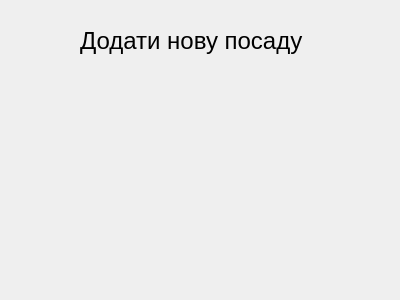
The window that project_files/manager_windows/add_new_job.ui (positivcheg94/school_db_iasa_MO) describes before a commit, drawn with Qt 5.
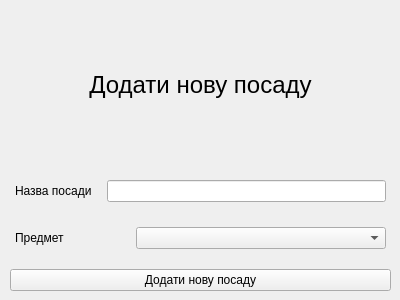
The same window after the commit.

Patch:
```diff
--- a/project_files/manager_windows/add_new_job.ui
+++ b/project_files/manager_windows/add_new_job.ui
@@ -13,23 +13,126 @@
   <property name="windowTitle">
    <string>Form</string>
   </property>
-  <widget class="QLabel" name="new_job_label">
+  <widget class="QWidget" name="">
    <property name="geometry">
     <rect>
-     <x>80</x>
-     <y>10</y>
-     <width>231</width>
-     <height>61</height>
+     <x>0</x>
+     <y>0</y>
+     <width>401</width>
+     <height>301</height>
     </rect>
    </property>
-   <property name="font">
-    <font>
-     <pointsize>18</pointsize>
-    </font>
-   </property>
-   <property name="text">
-    <string>Додати нову посаду</string>
-   </property>
+   <layout class="QVBoxLayout" name="main_lay">
+    <property name="spacing">
+     <number>15</number>
+    </property>
+    <property name="leftMargin">
+     <number>10</number>
+    </property>
+    <property name="topMargin">
+     <number>10</number>
+    </property>
+    <property name="rightMargin">
+     <number>10</number>
+    </property>
+    <property name="bottomMargin">
+     <number>10</number>
+    </property>
+    <item>
+     <widget class="QLabel" name="new_job_label">
+      <property name="font">
+       <font>
+        <pointsize>18</pointsize>
+       </font>
+      </property>
+      <property name="text">
+       <string>Додати нову посаду</string>
+      </property>
+      <property name="alignment">
+       <set>Qt::AlignCenter</set>
+      </property>
+     </widget>
+    </item>
+    <item>
+     <layout class="QHBoxLayout" name="lay1">
+      <property name="spacing">
+       <number>15</number>
+      </property>
+      <property name="leftMargin">
+       <number>5</number>
+      </property>
+      <property name="topMargin">
+       <number>5</number>
+      </property>
+      <property name="rightMargin">
+       <number>5</number>
+      </property>
+      <property name="bottomMargin">
+       <number>5</number>
+      </property>
+      <item>
+       <widget class="QLabel" name="position_name_label">
+        <property name="text">
+         <string>Назва посади</string>
+        </property>
+       </widget>
+      </item>
+      <item>
+       <widget class="QLineEdit" name="position_name_edit">
+        <property name="minimumSize">
+         <size>
+          <width>250</width>
+          <height>0</height>
+         </size>
+        </property>
+       </widget>
+      </item>
+     </layout>
+    </item>
+    <item>
+     <layout class="QHBoxLayout" name="lay2">
+      <property name="spacing">
+       <number>15</number>
+      </property>
+      <property name="leftMargin">
+       <number>5</number>
+      </property>
+      <property name="topMargin">
+       <number>5</number>
+      </property>
+      <property name="rightMargin">
+       <number>5</number>
+      </property>
+      <property name="bottomMargin">
+       <number>5</number>
+      </property>
+      <item>
+       <widget class="QLabel" name="subject_label">
+        <property name="text">
+         <string>Предмет</string>
+        </property>
+       </widget>
+      </item>
+      <item>
+       <widget class="QComboBox" name="subject_picker">
+        <property name="minimumSize">
+         <size>
+          <width>250</width>
+          <height>0</height>
+         </size>
+        </property>
+       </widget>
+      </item>
+     </layout>
+    </item>
+    <item>
+     <widget class="QPushButton" name="submit_new_position_button">
+      <property name="text">
+       <string>Додати нову посаду</string>
+      </property>
+     </widget>
+    </item>
+   </layout>
   </widget>
  </widget>
  <resources/>
```
